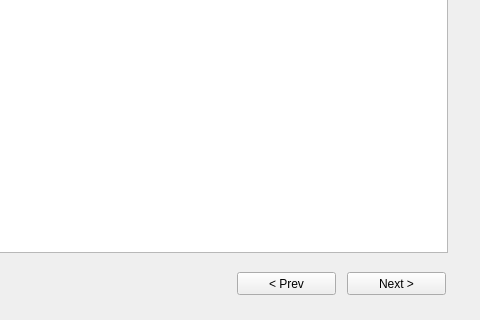
sumlin/adpacf, file ui/work.ui: the form before one commit; both pictures show x 173 to 653 and y 148 to 468 of the 653 by 468 pixel window.
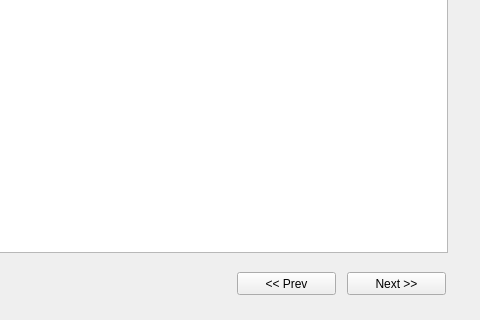
The form after the commit.

```diff
--- a/ui/work.ui
+++ b/ui/work.ui
@@ -46,7 +46,7 @@
     </rect>
    </property>
    <property name="text">
-    <string>Next &gt;</string>
+    <string>Next &gt;&gt;</string>
    </property>
   </widget>
   <widget class="QPushButton" name="butPrev">
@@ -59,7 +59,7 @@
     </rect>
    </property>
    <property name="text">
-    <string>&lt; Prev</string>
+    <string>&lt;&lt; Prev</string>
    </property>
   </widget>
  </widget>
```
